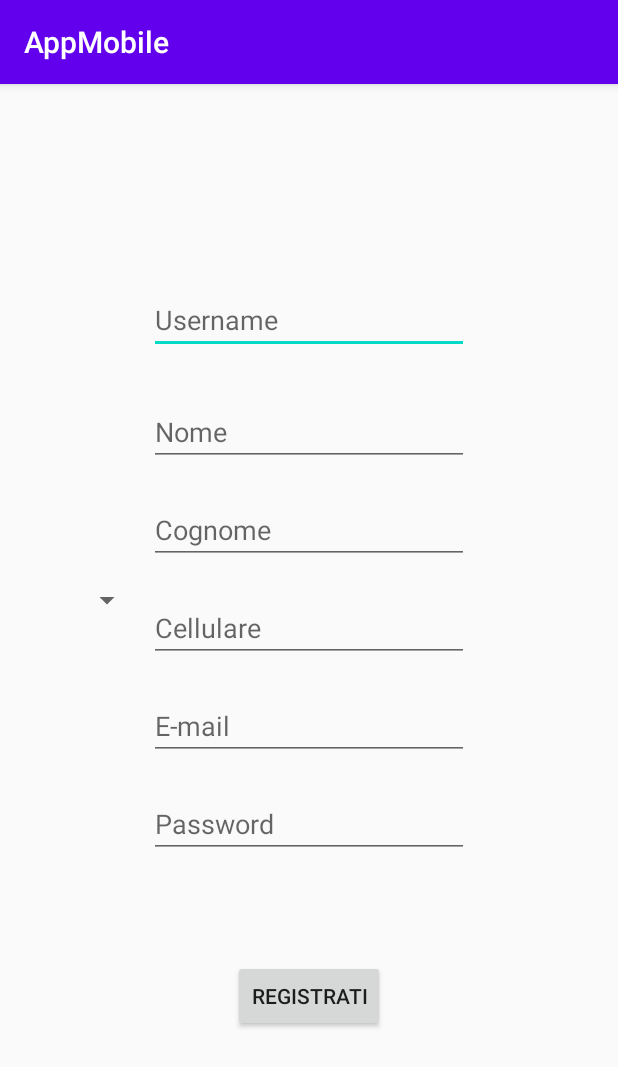
After one commit to DavideAvenia/INGSW1920_15, an Android app: the RegistrazioneForm screen opened directly, with no data from a screen before it, on a phone screen of 412 x 824 dp. The commit adds this screen. Shown: the top 1067 px of the screen. Run offline under Robolectric (Android 15) with nearby library versions, the phone set to English and light mode, and no system bars.

Commit message:
Implementazioni
Implementato login e registrazione per gli utenti

```diff
--- a/AppMobile/app/src/main/AndroidManifest.xml
+++ b/AppMobile/app/src/main/AndroidManifest.xml
@@ -1,7 +1,6 @@
 <?xml version="1.0" encoding="utf-8"?>
 <manifest xmlns:android="http://schemas.android.com/apk/res/android"
     package="com.example.appmobile">
-
     <!--
          The ACCESS_COARSE/FINE_LOCATION permissions are not required to use
          Google Maps Android API v2, but you must specify either coarse or fine
@@ -18,7 +17,8 @@
         android:roundIcon="@mipmap/ic_launcher_round"
         android:supportsRtl="true"
         android:theme="@style/AppTheme">
-
+        <activity android:name=".boundary.RegistrazioneForm"></activity>
+        <activity android:name=".boundary.LoginForm" />
         <!--
              The API key for Google Maps-based APIs is defined as a string resource.
              (See the file "res/values/google_maps_api.xml").
--- /dev/null
+++ b/AppMobile/app/src/main/java/com/example/appmobile/Dao/UtenteDao.java
@@ -0,0 +1,11 @@
+package com.example.appmobile.Dao;
+
+import android.content.Context;
+
+public interface UtenteDao {
+
+    public void login(String userId, String password, Context context);
+    public void registration(String userId, String nome,String cognome, String cellulare, String email, String password,Context context);
+    public void showToast(Context context, String messaggio);
+    public void recuperaPassword();
+}
--- /dev/null
+++ b/AppMobile/app/src/main/java/com/example/appmobile/boundary/RegistrazioneForm.java
@@ -0,0 +1,108 @@
+package com.example.appmobile.boundary;
+
+import androidx.appcompat.app.AppCompatActivity;
+
+import android.os.Bundle;
+import android.util.Patterns;
+import android.view.View;
+import android.widget.ArrayAdapter;
+import android.widget.Button;
+import android.widget.EditText;
+import android.widget.Spinner;
+import android.widget.Toast;
+
+import com.example.appmobile.R;
+import com.example.appmobile.controller.ControllerLogin;
+
+import java.util.regex.Pattern;
+
+public class RegistrazioneForm extends AppCompatActivity {
+
+    private ControllerLogin controllerLogin;
+
+    private EditText userIdReg;
+    private EditText nomeResgistrazione;
+    private EditText cognomeRegistrazione;
+    private EditText cellulareRegistrazione;
+    private EditText emailRegistrazione;
+    private EditText passwordRegistrazione;
+    private Spinner prefissiRegistrazione;
+    private Button bottoneRegistrazione;
+
+    @Override
+    protected void onCreate(Bundle savedInstanceState) {
+        super.onCreate(savedInstanceState);
+        setContentView(R.layout.activity_registrazione_form);
+
+        //Recupero istanza controller
+        controllerLogin = ControllerLogin.getControllerLogin();
+
+        //Recupero dei widget
+        userIdReg = findViewById(R.id.userIdReg);
+        nomeResgistrazione = findViewById(R.id.nomeRegistrazione);
+        cognomeRegistrazione = findViewById(R.id.cognomeRegistrazione);
+        cellulareRegistrazione = findViewById(R.id.cellulareRegistrazione);
+        emailRegistrazione = findViewById(R.id.emailRegistrazione);
+        passwordRegistrazione = findViewById(R.id.passwordRegistrazione);
+        prefissiRegistrazione = findViewById(R.id.prefissiRegistrazione);
+        bottoneRegistrazione = findViewById(R.id.bottoneRegistrazione);
+
+        //Inizializzazione combobox contenenti i prefissi per i cellulari
+        ArrayAdapter<CharSequence> spinnerAdapter = ArrayAdapter.createFromResource(this,R.array.prefissi,android.R.layout.simple_spinner_item);
+        spinnerAdapter.setDropDownViewResource(android.R.layout.simple_spinner_dropdown_item);
+        prefissiRegistrazione.setAdapter(spinnerAdapter);
+
+
+    }
+
+    public void bottoneRegistrazioPremuto(View view){
+
+        String userId = userIdReg.getText().toString();
+        String nome = nomeResgistrazione.getText().toString();
+        String cognome = cognomeRegistrazione.getText().toString();
+        String cellulare = cellulareRegistrazione.getText().toString();
+        String email = emailRegistrazione.getText().toString();
+        String password = passwordRegistrazione.getText().toString();
+
+        if(userId == null || nome == null || cognome == null || cellulare == null || email == null || password == null){
+            showToast("Tutti i campi sono obbligatori!");
+        }else{
+            if(!checkEmail(email) || !checkPassword(password)){
+                showToast("Email e/o password non validi! Riprovare");
+            }else{
+                cellulare = prefissiRegistrazione.getSelectedItem().toString() + cellulare;
+
+                controllerLogin.registrazione(userId,nome,cognome,cellulare,email,password,this);
+            }
+        }
+
+    }
+
+    public boolean checkEmail(String email){
+
+        if(Patterns.EMAIL_ADDRESS.matcher(email).matches()){
+            return true;
+        }return false;
+    }
+
+    public boolean checkPassword(String password){
+        final Pattern PASSWORD_PATTERN = Pattern.compile("^" +
+                "(?=.*[0-9])" +         //at least 1 digit
+                "(?=.*[a-z])" +         //at least 1 lower case letter
+                "(?=.*[A-Z])" +         //at least 1 upper case letter
+                "(?=.*[a-zA-Z])" +      //at least 1 special character
+                "(?=\\S+$)" +           //no white spaces
+                ".{6,}" +               //at least 4 characters
+                "$");
+
+        if(PASSWORD_PATTERN.matcher(password).matches()){
+            return true;
+        }return false;
+    }
+
+    public void showToast(String messaggio){
+        Toast.makeText(this,messaggio,Toast.LENGTH_LONG).show();
+    }
+
+
+}
--- /dev/null
+++ b/AppMobile/app/src/main/res/layout/activity_registrazione_form.xml
@@ -0,0 +1,106 @@
+<?xml version="1.0" encoding="utf-8"?>
+<androidx.constraintlayout.widget.ConstraintLayout xmlns:android="http://schemas.android.com/apk/res/android"
+    xmlns:app="http://schemas.android.com/apk/res-auto"
+    xmlns:tools="http://schemas.android.com/tools"
+    android:layout_width="match_parent"
+    android:layout_height="match_parent"
+    tools:context=".boundary.RegistrazioneForm"
+    tools:visibility="visible">
+
+    <Button
+        android:id="@+id/bottoneRegistrazione"
+        android:layout_width="wrap_content"
+        android:layout_height="wrap_content"
+        android:layout_marginBottom="136dp"
+        android:onClick="bottoneRegistrazioPremuto"
+        android:text="Registrati"
+        app:layout_constraintBottom_toBottomOf="parent"
+        app:layout_constraintEnd_toEndOf="parent"
+        app:layout_constraintStart_toStartOf="parent" />
+
+    <EditText
+        android:id="@+id/userIdReg"
+        android:layout_width="wrap_content"
+        android:layout_height="wrap_content"
+        android:ems="10"
+        android:hint="Username"
+        android:inputType="textPersonName"
+        app:layout_constraintBottom_toTopOf="@+id/nomeRegistrazione"
+        app:layout_constraintEnd_toEndOf="parent"
+        app:layout_constraintStart_toStartOf="parent"
+        app:layout_constraintTop_toTopOf="parent"
+        app:layout_constraintVertical_bias="0.821" />
+
+    <EditText
+        android:id="@+id/nomeRegistrazione"
+        android:layout_width="wrap_content"
+        android:layout_height="wrap_content"
+        android:layout_marginBottom="20dp"
+        android:ems="10"
+        android:hint="Nome"
+        android:inputType="textPersonName"
+        app:layout_constraintBottom_toTopOf="@+id/cognomeRegistrazione"
+        app:layout_constraintEnd_toEndOf="parent"
+        app:layout_constraintStart_toStartOf="parent" />
+
+    <EditText
+        android:id="@+id/cognomeRegistrazione"
+        android:layout_width="wrap_content"
+        android:layout_height="wrap_content"
+        android:layout_marginBottom="20dp"
+        android:ems="10"
+        android:hint="Cognome"
+        android:inputType="textPersonName"
+        app:layout_constraintBottom_toTopOf="@+id/cellulareRegistrazione"
+        app:layout_constraintEnd_toEndOf="parent"
+        app:layout_constraintStart_toStartOf="parent" />
+
+    <EditText
+        android:id="@+id/cellulareRegistrazione"
+        android:layout_width="wrap_content"
+        android:layout_height="wrap_content"
+        android:layout_marginBottom="20dp"
+        android:ems="10"
+        android:hint="Cellulare"
+        android:inputType="phone"
+        app:layout_constraintBottom_toTopOf="@+id/emailRegistrazione"
+        app:layout_constraintEnd_toEndOf="parent"
+        app:layout_constraintStart_toStartOf="parent" />
+
+    <EditText
+        android:id="@+id/emailRegistrazione"
+        android:layout_width="wrap_content"
+        android:layout_height="wrap_content"
+        android:layout_marginBottom="20dp"
+        android:ems="10"
+        android:hint="E-mail"
+        android:inputType="textEmailAddress"
+        app:layout_constraintBottom_toTopOf="@+id/passwordRegistrazione"
+        app:layout_constraintEnd_toEndOf="parent"
+        app:layout_constraintStart_toStartOf="parent" />
+
+    <EditText
+        android:id="@+id/passwordRegistrazione"
+        android:layout_width="wrap_content"
+        android:layout_height="wrap_content"
+        android:layout_marginBottom="68dp"
+        android:ems="10"
+        android:hint="Password"
+        android:inputType="textPassword"
+        app:layout_constraintBottom_toTopOf="@+id/bottoneRegistrazione"
+        app:layout_constraintEnd_toEndOf="parent"
+        app:layout_constraintStart_toStartOf="parent" />
+
+    <Spinner
+        android:id="@+id/prefissiRegistrazione"
+        android:layout_width="79dp"
+        android:layout_height="42dp"
+        android:layout_marginStart="16dp"
+        android:visibility="visible"
+        app:layout_constraintBottom_toBottomOf="parent"
+        app:layout_constraintEnd_toStartOf="@+id/cellulareRegistrazione"
+        app:layout_constraintHorizontal_bias="0.0"
+        app:layout_constraintStart_toStartOf="parent"
+        app:layout_constraintTop_toTopOf="parent"
+        app:layout_constraintVertical_bias="0.445" />
+</androidx.constraintlayout.widget.ConstraintLayout>
--- a/AppMobile/app/src/main/res/values/colors.xml
+++ b/AppMobile/app/src/main/res/values/colors.xml
@@ -3,4 +3,6 @@
     <color name="colorPrimary">#6200EE</color>
     <color name="colorPrimaryDark">#3700B3</color>
     <color name="colorAccent">#03DAC5</color>
+    <color name="hyperlinkColor">#0000EE</color>
+    <color name="black">#000</color>
 </resources>
--- a/AppMobile/app/src/main/res/values/strings.xml
+++ b/AppMobile/app/src/main/res/values/strings.xml
@@ -1,4 +1,17 @@
 <resources>
     <string name="app_name">AppMobile</string>
     <string name="title_activity_maps">Map</string>
+    <string name="cloudService">AWS</string>
+
+    <string-array name="prefissi">
+        <item>+39</item>
+        <item>+49</item>
+        <item>+33</item>
+        <item>+30</item>
+        <item>+351</item>
+        <item>+46</item>
+        <item>+34</item>
+        <item>+353</item>
+        <item>+47</item>
+    </string-array>
 </resources>
```
Also changed, not shown: AppMobile/app/build.gradle (+13 -0 lines), AppMobile/app/src/main/java/com/example/appmobile/Dao/DaoFactory.java (added, +19 -0 lines), AppMobile/app/src/main/java/com/example/appmobile/MainFrameForm.java (+31 -14 lines), AppMobile/app/src/main/java/com/example/appmobile/boundary/LoginForm.java (added, +52 -0 lines), AppMobile/app/src/main/java/com/example/appmobile/controller/ControllerLogin.java (+27 -3 lines), AppMobile/app/src/main/java/com/example/appmobile/services/AWSCognito.java (added, +160 -0 lines), AppMobile/app/src/main/res/layout/activity_login_form.xml (added, +68 -0 lines), 4 other files.
